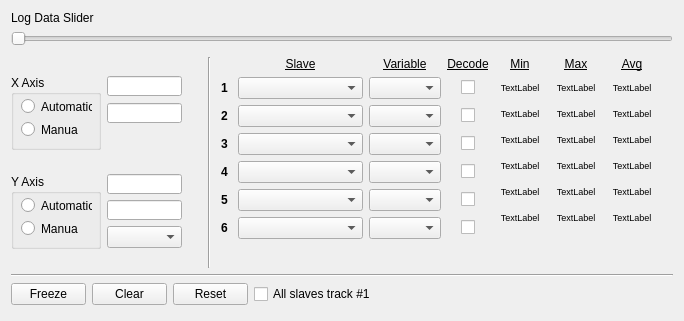
Qt form ui/w_2dplot.ui (JFDuval/flexsea-plan) before a commit.
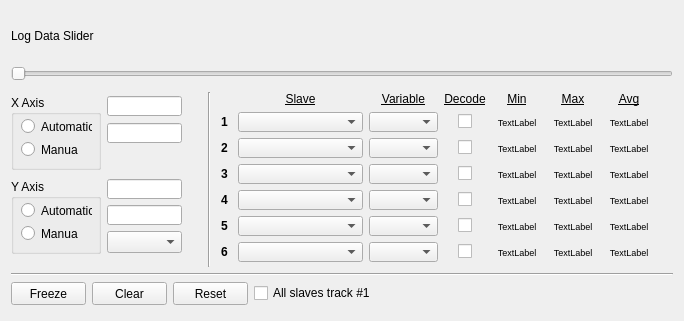
The same form after that commit.

Commit message: Fixed 2dPlot bug: plot now scales with window (vertically)

```diff
--- a/ui/w_2dplot.ui
+++ b/ui/w_2dplot.ui
@@ -70,7 +70,13 @@
            <property name="minimumSize">
             <size>
              <width>125</width>
-             <height>0</height>
+             <height>20</height>
+            </size>
+           </property>
+           <property name="maximumSize">
+            <size>
+             <width>125</width>
+             <height>20</height>
             </size>
            </property>
           </widget>
@@ -86,7 +92,13 @@
            <property name="minimumSize">
             <size>
              <width>125</width>
-             <height>0</height>
+             <height>20</height>
+            </size>
+           </property>
+           <property name="maximumSize">
+            <size>
+             <width>125</width>
+             <height>20</height>
             </size>
            </property>
           </widget>
@@ -102,16 +114,48 @@
            <property name="minimumSize">
             <size>
              <width>125</width>
-             <height>0</height>
+             <height>20</height>
+            </size>
+           </property>
+           <property name="maximumSize">
+            <size>
+             <width>125</width>
+             <height>20</height>
             </size>
            </property>
           </widget>
          </item>
          <item row="5" column="2">
-          <widget class="QComboBox" name="cBoxvar5"/>
+          <widget class="QComboBox" name="cBoxvar5">
+           <property name="minimumSize">
+            <size>
+             <width>69</width>
+             <height>20</height>
+            </size>
+           </property>
+           <property name="maximumSize">
+            <size>
+             <width>69</width>
+             <height>20</height>
+            </size>
+           </property>
+          </widget>
          </item>
          <item row="3" column="2">
-          <widget class="QComboBox" name="cBoxvar3"/>
+          <widget class="QComboBox" name="cBoxvar3">
+           <property name="minimumSize">
+            <size>
+             <width>69</width>
+             <height>20</height>
+            </size>
+           </property>
+           <property name="maximumSize">
+            <size>
+             <width>69</width>
+             <height>20</height>
+            </size>
+           </property>
+          </widget>
          </item>
          <item row="0" column="2">
           <widget class="QLabel" name="label">
@@ -138,7 +182,20 @@
           </widget>
          </item>
          <item row="1" column="2">
-          <widget class="QComboBox" name="cBoxvar1"/>
+          <widget class="QComboBox" name="cBoxvar1">
+           <property name="minimumSize">
+            <size>
+             <width>69</width>
+             <height>20</height>
+            </size>
+           </property>
+           <property name="maximumSize">
+            <size>
+             <width>69</width>
+             <height>20</height>
+            </size>
+           </property>
+          </widget>
          </item>
          <item row="5" column="0">
           <widget class="QLabel" name="label_t5">
@@ -308,7 +365,13 @@
            <property name="minimumSize">
             <size>
              <width>125</width>
-             <height>0</height>
+             <height>20</height>
+            </size>
+           </property>
+           <property name="maximumSize">
+            <size>
+             <width>125</width>
+             <height>20</height>
             </size>
            </property>
           </widget>
@@ -382,10 +445,36 @@
           </widget>
          </item>
          <item row="2" column="2">
-          <widget class="QComboBox" name="cBoxvar2"/>
+          <widget class="QComboBox" name="cBoxvar2">
+           <property name="minimumSize">
+            <size>
+             <width>69</width>
+             <height>20</height>
+            </size>
+           </property>
+           <property name="maximumSize">
+            <size>
+             <width>69</width>
+             <height>20</height>
+            </size>
+           </property>
+          </widget>
          </item>
          <item row="4" column="2">
-          <widget class="QComboBox" name="cBoxvar4"/>
+          <widget class="QComboBox" name="cBoxvar4">
+           <property name="minimumSize">
+            <size>
+             <width>69</width>
+             <height>20</height>
+            </size>
+           </property>
+           <property name="maximumSize">
+            <size>
+             <width>69</width>
+             <height>20</height>
+            </size>
+           </property>
+          </widget>
          </item>
          <item row="4" column="1">
           <widget class="QComboBox" name="cBoxvar4slave">
@@ -398,13 +487,32 @@
            <property name="minimumSize">
             <size>
              <width>125</width>
-             <height>0</height>
+             <height>20</height>
+            </size>
+           </property>
+           <property name="maximumSize">
+            <size>
+             <width>125</width>
+             <height>20</height>
             </size>
            </property>
           </widget>
          </item>
          <item row="6" column="2">
-          <widget class="QComboBox" name="cBoxvar6"/>
+          <widget class="QComboBox" name="cBoxvar6">
+           <property name="minimumSize">
+            <size>
+             <width>69</width>
+             <height>20</height>
+            </size>
+           </property>
+           <property name="maximumSize">
+            <size>
+             <width>69</width>
+             <height>20</height>
+            </size>
+           </property>
+          </widget>
          </item>
          <item row="6" column="1">
           <widget class="QComboBox" name="cBoxvar6slave">
@@ -417,7 +525,13 @@
            <property name="minimumSize">
             <size>
              <width>125</width>
-             <height>0</height>
+             <height>20</height>
+            </size>
+           </property>
+           <property name="maximumSize">
+            <size>
+             <width>125</width>
+             <height>20</height>
             </size>
            </property>
           </widget>
@@ -475,57 +589,6 @@
        <property name="sizeConstraint">
         <enum>QLayout::SetMinimumSize</enum>
        </property>
-       <item row="0" column="0">
-        <widget class="QGroupBox" name="groupBoxX">
-         <property name="sizePolicy">
-          <sizepolicy hsizetype="Preferred" vsizetype="Fixed">
-           <horstretch>0</horstretch>
-           <verstretch>0</verstretch>
-          </sizepolicy>
-         </property>
-         <property name="minimumSize">
-          <size>
-           <width>90</width>
-           <height>75</height>
-          </size>
-         </property>
-         <property name="maximumSize">
-          <size>
-           <width>90</width>
-           <height>75</height>
-          </size>
-         </property>
-         <property name="title">
-          <string>X Axis</string>
-         </property>
-         <widget class="QRadioButton" name="radioButtonXA">
-          <property name="geometry">
-           <rect>
-            <x>10</x>
-            <y>23</y>
-            <width>71</width>
-            <height>17</height>
-           </rect>
-          </property>
-          <property name="text">
-           <string>Automatic</string>
-          </property>
-         </widget>
-         <widget class="QRadioButton" name="radioButtonXM">
-          <property name="geometry">
-           <rect>
-            <x>10</x>
-            <y>46</y>
-            <width>57</width>
-            <height>17</height>
-           </rect>
-          </property>
-          <property name="text">
-           <string>Manual</string>
-          </property>
-         </widget>
-        </widget>
-       </item>
        <item row="0" column="1">
         <layout class="QVBoxLayout" name="verticalLayout_3">
          <item>
@@ -590,8 +653,8 @@
          </item>
         </layout>
        </item>
-       <item row="5" column="0">
-        <widget class="QGroupBox" name="groupBoxY">
+       <item row="0" column="0">
+        <widget class="QGroupBox" name="groupBoxX">
          <property name="sizePolicy">
           <sizepolicy hsizetype="Preferred" vsizetype="Fixed">
            <horstretch>0</horstretch>
@@ -611,9 +674,9 @@
           </size>
          </property>
          <property name="title">
-          <string>Y Axis</string>
+          <string>X Axis</string>
          </property>
-         <widget class="QRadioButton" name="radioButtonYA">
+         <widget class="QRadioButton" name="radioButtonXA">
           <property name="geometry">
            <rect>
             <x>10</x>
@@ -626,7 +689,7 @@
            <string>Automatic</string>
           </property>
          </widget>
-         <widget class="QRadioButton" name="radioButtonYM">
+         <widget class="QRadioButton" name="radioButtonXM">
           <property name="geometry">
            <rect>
             <x>10</x>
@@ -680,6 +743,73 @@
          </item>
         </layout>
        </item>
+       <item row="5" column="0">
+        <widget class="QGroupBox" name="groupBoxY">
+         <property name="sizePolicy">
+          <sizepolicy hsizetype="Preferred" vsizetype="Fixed">
+           <horstretch>0</horstretch>
+           <verstretch>0</verstretch>
+          </sizepolicy>
+         </property>
+         <property name="minimumSize">
+          <size>
+           <width>90</width>
+           <height>75</height>
+          </size>
+         </property>
+         <property name="maximumSize">
+          <size>
+           <width>90</width>
+           <height>75</height>
+          </size>
+         </property>
+         <property name="title">
+          <string>Y Axis</string>
+         </property>
+         <widget class="QRadioButton" name="radioButtonYA">
+          <property name="geometry">
+           <rect>
+            <x>10</x>
+            <y>23</y>
+            <width>71</width>
+            <height>17</height>
+           </rect>
+          </property>
+          <property name="text">
+           <string>Automatic</string>
+          </property>
+         </widget>
+         <widget class="QRadioButton" name="radioButtonYM">
+          <property name="geometry">
+           <rect>
+            <x>10</x>
+            <y>46</y>
+            <width>57</width>
+            <height>17</height>
+           </rect>
+          </property>
+          <property name="text">
+           <string>Manual</string>
+          </property>
+         </widget>
+        </widget>
+       </item>
+       <item row="6" column="1">
+        <spacer name="verticalSpacer_6">
+         <property name="orientation">
+          <enum>Qt::Vertical</enum>
+         </property>
+         <property name="sizeType">
+          <enum>QSizePolicy::Minimum</enum>
+         </property>
+         <property name="sizeHint" stdset="0">
+          <size>
+           <width>20</width>
+           <height>10</height>
+          </size>
+         </property>
+        </spacer>
+       </item>
       </layout>
      </item>
      <item row="0" column="3">
@@ -705,6 +835,9 @@
          <property name="orientation">
           <enum>Qt::Vertical</enum>
          </property>
+         <property name="sizeType">
+          <enum>QSizePolicy::Minimum</enum>
+         </property>
          <property name="sizeHint" stdset="0">
           <size>
            <width>20</width>
@@ -1243,25 +1376,6 @@
    </item>
    <item>
     <layout class="QGridLayout" name="gridLayout_4">
-     <item row="0" column="2">
-      <widget class="QPushButton" name="pbReset">
-       <property name="minimumSize">
-        <size>
-         <width>75</width>
-         <height>0</height>
-        </size>
-       </property>
-       <property name="maximumSize">
-        <size>
-         <width>75</width>
-         <height>16777215</height>
-        </size>
-       </property>
-       <property name="text">
-        <string>Reset</string>
-       </property>
-      </widget>
-     </item>
      <item row="0" column="0">
       <widget class="QPushButton" name="pushButtonFreeze">
        <property name="sizePolicy">
@@ -1273,13 +1387,13 @@
        <property name="minimumSize">
         <size>
          <width>75</width>
-         <height>0</height>
+         <height>23</height>
         </size>
        </property>
        <property name="maximumSize">
         <size>
          <width>75</width>
-         <height>16777215</height>
+         <height>23</height>
         </size>
        </property>
        <property name="text">
@@ -1287,18 +1401,37 @@
        </property>
       </widget>
      </item>
+     <item row="0" column="2">
+      <widget class="QPushButton" name="pbReset">
+       <property name="minimumSize">
+        <size>
+         <width>75</width>
+         <height>23</height>
+        </size>
+       </property>
+       <property name="maximumSize">
+        <size>
+         <width>75</width>
+         <height>23</height>
+        </size>
+       </property>
+       <property name="text">
+        <string>Reset</string>
+       </property>
+      </widget>
+     </item>
      <item row="0" column="1">
       <widget class="QPushButton" name="pushButtonClear">
        <property name="minimumSize">
         <size>
          <width>75</width>
-         <height>0</height>
+         <height>23</height>
         </size>
        </property>
        <property name="maximumSize">
         <size>
          <width>75</width>
-         <height>16777215</height>
+         <height>23</height>
         </size>
        </property>
        <property name="text">
@@ -1313,6 +1446,22 @@
        </property>
       </widget>
      </item>
+     <item row="0" column="4">
+      <spacer name="verticalSpacer_7">
+       <property name="orientation">
+        <enum>Qt::Vertical</enum>
+       </property>
+       <property name="sizeType">
+        <enum>QSizePolicy::Minimum</enum>
+       </property>
+       <property name="sizeHint" stdset="0">
+        <size>
+         <width>20</width>
+         <height>20</height>
+        </size>
+       </property>
+      </spacer>
+     </item>
     </layout>
    </item>
    <item>
@@ -1321,7 +1470,7 @@
       <enum>Qt::Vertical</enum>
      </property>
      <property name="sizeType">
-      <enum>QSizePolicy::Fixed</enum>
+      <enum>QSizePolicy::Minimum</enum>
      </property>
      <property name="sizeHint" stdset="0">
       <size>
```
